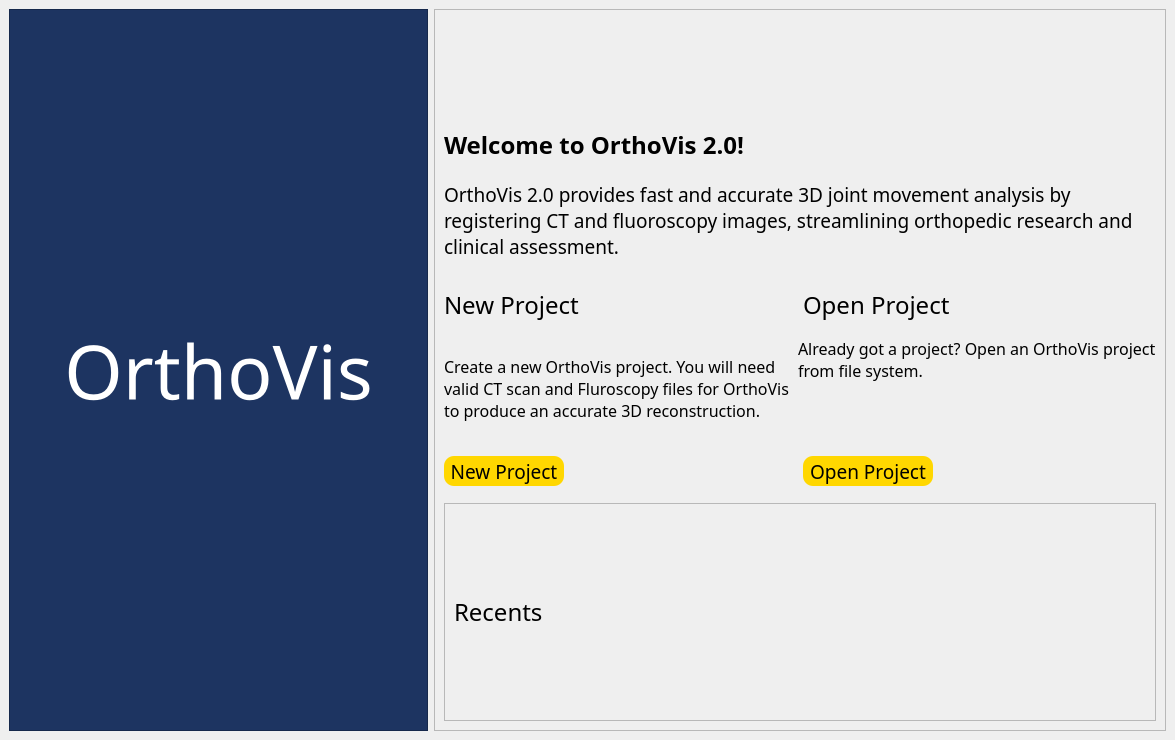
Qt form frontend_pages/startup_window.ui (sdpunit/OrthoVis) before a commit.
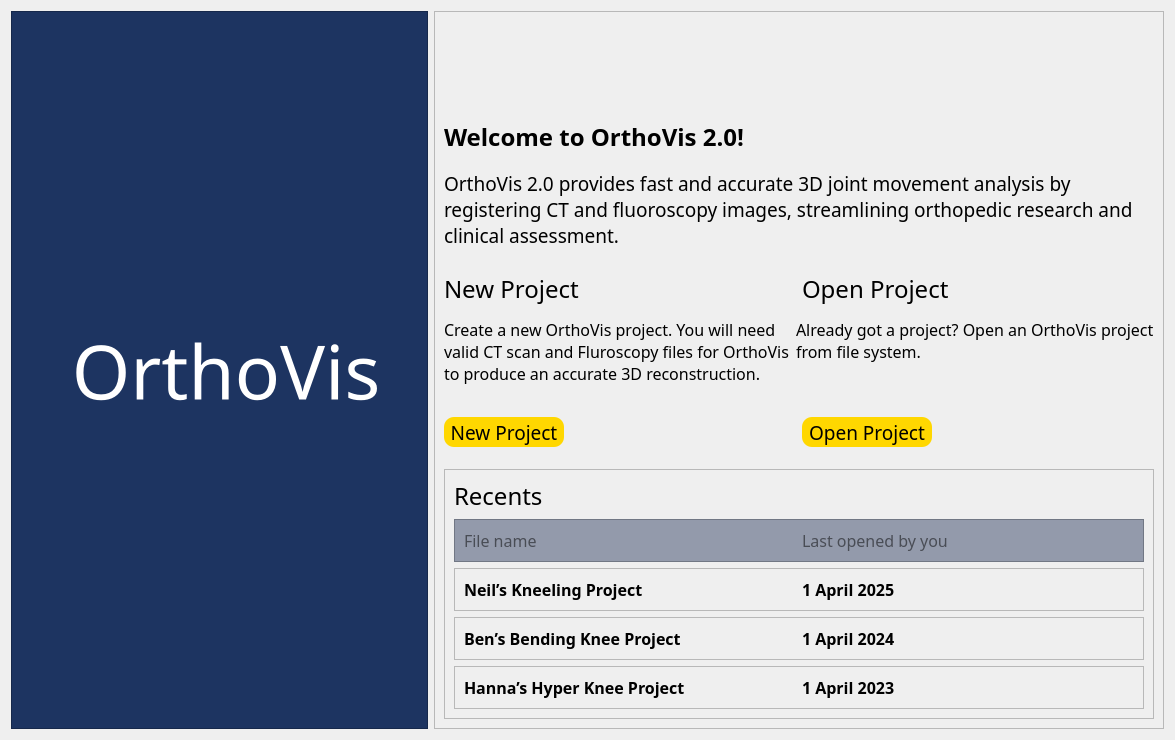
The same form after that commit. Icons and pictures are not drawn.

Commit message: Fixed top-level of StartupWindow design and organized files

```diff
--- a/frontend_pages/startup_window.ui
+++ b/frontend_pages/startup_window.ui
@@ -1,7 +1,7 @@
 <?xml version="1.0" encoding="UTF-8"?>
 <ui version="4.0">
- <class>MainWindow</class>
- <widget class="QMainWindow" name="MainWindow">
+ <class>HomePage</class>
+ <widget class="QWidget" name="HomePage">
   <property name="geometry">
    <rect>
     <x>0</x>
@@ -32,27 +32,10 @@
   <property name="windowTitle">
    <string>MainWindow</string>
   </property>
-  <widget class="QWidget" name="centralwidget">
-   <property name="sizePolicy">
-    <sizepolicy hsizetype="Expanding" vsizetype="Expanding">
-     <horstretch>0</horstretch>
-     <verstretch>0</verstretch>
-    </sizepolicy>
-   </property>
-   <property name="minimumSize">
-    <size>
-     <width>0</width>
-     <height>0</height>
-    </size>
-   </property>
-   <property name="baseSize">
-    <size>
-     <width>0</width>
-     <height>0</height>
-    </size>
-   </property>
-   <layout class="QHBoxLayout" name="horizontalLayout_2" stretch="4">
-    <item>
+  <layout class="QGridLayout" name="gridLayout_2">
+   <item row="0" column="0">
+    <layout class="QGridLayout" name="gridLayout">
+     <item row="0" column="0">
      <layout class="QHBoxLayout" name="mainLayout" stretch="4,7">
       <item>
        <layout class="QGridLayout" name="leftLayout">
@@ -74,7 +57,7 @@
            <enum>QFrame::Shadow::Raised</enum>
           </property>
           <layout class="QGridLayout" name="gridLayout_4">
-           <item row="0" column="0">
+            <item row="0" column="1">
             <widget class="QLabel" name="lblOrthoVis">
              <property name="sizePolicy">
               <sizepolicy hsizetype="Preferred" vsizetype="Preferred">
@@ -99,6 +82,16 @@
              </property>
             </widget>
            </item>
+            <item row="0" column="0">
+             <widget class="QLabel" name="label">
+              <property name="text">
+               <string/>
+              </property>
+              <property name="pixmap">
+               <pixmap>C:/Users/hanna/Downloads/orthovis_logo.png</pixmap>
+              </property>
+             </widget>
+            </item>
           </layout>
          </widget>
         </item>
@@ -128,32 +121,6 @@
            <enum>QFrame::Shadow::Raised</enum>
           </property>
           <layout class="QGridLayout" name="gridLayout_3" rowstretch="1,1,1,2,2">
-           <item row="4" column="0">
-            <widget class="QFrame" name="recentsFrame">
-             <property name="frameShape">
-              <enum>QFrame::Shape::StyledPanel</enum>
-             </property>
-             <property name="frameShadow">
-              <enum>QFrame::Shadow::Raised</enum>
-             </property>
-             <layout class="QVBoxLayout" name="verticalLayout_3">
-              <item>
-               <widget class="QLabel" name="recentsLabel">
-                <property name="font">
-                 <font>
-                  <family>Dubai</family>
-                  <pointsize>18</pointsize>
-                  <bold>false</bold>
-                 </font>
-                </property>
-                <property name="text">
-                 <string>Recents</string>
-                </property>
-               </widget>
-              </item>
-             </layout>
-            </widget>
-           </item>
            <item row="1" column="0">
             <widget class="QLabel" name="lblWelcome">
              <property name="sizePolicy">
@@ -235,6 +202,12 @@
               <layout class="QHBoxLayout" name="texts">
                <item>
                 <widget class="QLabel" name="newProjectText">
+                  <property name="sizePolicy">
+                   <sizepolicy hsizetype="Preferred" vsizetype="Preferred">
+                    <horstretch>0</horstretch>
+                    <verstretch>0</verstretch>
+                   </sizepolicy>
+                  </property>
                  <property name="font">
                   <font>
                    <family>Dubai</family>
@@ -245,6 +218,9 @@
                  <property name="text">
                   <string>Create a new OrthoVis project. You will need valid CT scan and Fluroscopy files for OrthoVis to produce an accurate 3D reconstruction.</string>
                  </property>
+                  <property name="alignment">
+                   <set>Qt::AlignmentFlag::AlignLeading|Qt::AlignmentFlag::AlignLeft|Qt::AlignmentFlag::AlignTop</set>
+                  </property>
                  <property name="wordWrap">
                   <bool>true</bool>
                  </property>
@@ -252,6 +228,12 @@
                </item>
                <item>
                 <widget class="QLabel" name="createProjectText">
+                  <property name="sizePolicy">
+                   <sizepolicy hsizetype="Preferred" vsizetype="Preferred">
+                    <horstretch>0</horstretch>
+                    <verstretch>0</verstretch>
+                   </sizepolicy>
+                  </property>
                  <property name="font">
                   <font>
                    <family>Dubai</family>
@@ -273,7 +255,7 @@
               </layout>
              </item>
              <item>
-              <layout class="QHBoxLayout" name="buttonsLayout">
+               <layout class="QHBoxLayout" name="buttonsLayout" stretch="0,0">
                <item>
                 <widget class="QFrame" name="newProjectFrame">
                  <property name="sizePolicy">
@@ -282,6 +264,12 @@
                    <verstretch>0</verstretch>
                   </sizepolicy>
                  </property>
+                  <property name="minimumSize">
+                   <size>
+                    <width>0</width>
+                    <height>30</height>
+                   </size>
+                  </property>
                  <property name="styleSheet">
                   <string notr="true">background: transparent;
 border: transparent;</string>
@@ -296,7 +284,7 @@
                   <property name="geometry">
                    <rect>
                     <x>0</x>
-                    <y>10</y>
+                     <y>0</y>
                     <width>120</width>
                     <height>30</height>
                    </rect>
@@ -322,11 +310,17 @@
                <item>
                 <widget class="QFrame" name="openProjectFrame">
                  <property name="sizePolicy">
-                  <sizepolicy hsizetype="Expanding" vsizetype="Expanding">
+                   <sizepolicy hsizetype="Expanding" vsizetype="Preferred">
                    <horstretch>0</horstretch>
                    <verstretch>0</verstretch>
                   </sizepolicy>
                  </property>
+                  <property name="minimumSize">
+                   <size>
+                    <width>0</width>
+                    <height>30</height>
+                   </size>
+                  </property>
                  <property name="styleSheet">
                   <string notr="true">background: transparent;
 border: transparent</string>
@@ -341,7 +335,7 @@
                   <property name="geometry">
                    <rect>
                     <x>0</x>
-                    <y>10</y>
+                     <y>0</y>
                     <width>130</width>
                     <height>30</height>
                    </rect>
@@ -369,15 +363,233 @@
              </item>
             </layout>
            </item>
+            <item row="4" column="0">
+             <widget class="QFrame" name="recentsFrame">
+              <property name="frameShape">
+               <enum>QFrame::Shape::StyledPanel</enum>
+              </property>
+              <property name="frameShadow">
+               <enum>QFrame::Shadow::Raised</enum>
+              </property>
+              <layout class="QVBoxLayout" name="verticalLayout_3">
+               <item>
+                <widget class="QLabel" name="recentsLabel">
+                 <property name="sizePolicy">
+                  <sizepolicy hsizetype="Expanding" vsizetype="Fixed">
+                   <horstretch>0</horstretch>
+                   <verstretch>0</verstretch>
+                  </sizepolicy>
+                 </property>
+                 <property name="font">
+                  <font>
+                   <family>Dubai</family>
+                   <pointsize>18</pointsize>
+                   <bold>false</bold>
+                  </font>
+                 </property>
+                 <property name="text">
+                  <string>Recents</string>
+                 </property>
+                </widget>
+               </item>
+               <item>
+                <widget class="QFrame" name="headers">
+                 <property name="sizePolicy">
+                  <sizepolicy hsizetype="Expanding" vsizetype="Fixed">
+                   <horstretch>0</horstretch>
+                   <verstretch>0</verstretch>
+                  </sizepolicy>
+                 </property>
+                 <property name="styleSheet">
+                  <string notr="true">background-color: rgb(147, 154, 171);</string>
+                 </property>
+                 <property name="frameShape">
+                  <enum>QFrame::Shape::StyledPanel</enum>
+                 </property>
+                 <property name="frameShadow">
+                  <enum>QFrame::Shadow::Raised</enum>
+                 </property>
+                 <layout class="QHBoxLayout" name="horizontalLayout">
+                  <item>
+                   <widget class="QLabel" name="fileNameLabel">
+                    <property name="sizePolicy">
+                     <sizepolicy hsizetype="Expanding" vsizetype="Fixed">
+                      <horstretch>0</horstretch>
+                      <verstretch>0</verstretch>
+                     </sizepolicy>
+                    </property>
+                    <property name="font">
+                     <font>
+                      <family>Dubai</family>
+                      <pointsize>12</pointsize>
+                     </font>
+                    </property>
+                    <property name="styleSheet">
+                     <string notr="true">color: rgba(0,0,0, 128);</string>
+                    </property>
+                    <property name="text">
+                     <string>File name</string>
+                    </property>
+                   </widget>
+                  </item>
+                  <item>
+                   <widget class="QLabel" name="lastAccessLabel">
+                    <property name="sizePolicy">
+                     <sizepolicy hsizetype="Expanding" vsizetype="Fixed">
+                      <horstretch>0</horstretch>
+                      <verstretch>0</verstretch>
+                     </sizepolicy>
+                    </property>
+                    <property name="font">
+                     <font>
+                      <family>Dubai</family>
+                      <pointsize>12</pointsize>
+                     </font>
+                    </property>
+                    <property name="styleSheet">
+                     <string notr="true">color: rgba(0,0,0,128);</string>
+                    </property>
+                    <property name="text">
+                     <string>Last opened by you</string>
+                    </property>
+                   </widget>
+                  </item>
           </layout>
          </widget>
         </item>
-       </layout>
-      </item>
-     </layout>
-    </item>
-   </layout>
-  </widget>
+               <item>
+                <widget class="QFrame" name="project1Frame">
+                 <property name="frameShape">
+                  <enum>QFrame::Shape::StyledPanel</enum>
+                 </property>
+                 <property name="frameShadow">
+                  <enum>QFrame::Shadow::Raised</enum>
+                 </property>
+                 <layout class="QHBoxLayout" name="horizontalLayout_3">
+                  <item>
+                   <widget class="QLabel" name="fileName1">
+                    <property name="font">
+                     <font>
+                      <family>Dubai</family>
+                      <pointsize>12</pointsize>
+                      <bold>true</bold>
+                     </font>
+                    </property>
+                    <property name="text">
+                     <string>Neil’s Kneeling Project</string>
+                    </property>
+                   </widget>
+                  </item>
+                  <item>
+                   <widget class="QLabel" name="lastAccess1">
+                    <property name="font">
+                     <font>
+                      <family>Dubai</family>
+                      <pointsize>12</pointsize>
+                      <bold>true</bold>
+                     </font>
+                    </property>
+                    <property name="text">
+                     <string>1 April 2025</string>
+                    </property>
+                   </widget>
+                  </item>
+                 </layout>
+                </widget>
+               </item>
+               <item>
+                <widget class="QFrame" name="project2Frame">
+                 <property name="frameShape">
+                  <enum>QFrame::Shape::StyledPanel</enum>
+                 </property>
+                 <property name="frameShadow">
+                  <enum>QFrame::Shadow::Raised</enum>
+                 </property>
+                 <layout class="QHBoxLayout" name="horizontalLayout_4">
+                  <item>
+                   <widget class="QLabel" name="fileName2">
+                    <property name="font">
+                     <font>
+                      <family>Dubai</family>
+                      <pointsize>12</pointsize>
+                      <bold>true</bold>
+                     </font>
+                    </property>
+                    <property name="text">
+                     <string>Ben’s Bending Knee Project</string>
+                    </property>
+                   </widget>
+                  </item>
+                  <item>
+                   <widget class="QLabel" name="lastAccess2">
+                    <property name="font">
+                     <font>
+                      <family>Dubai</family>
+                      <pointsize>12</pointsize>
+                      <bold>true</bold>
+                     </font>
+                    </property>
+                    <property name="text">
+                     <string>1 April 2024</string>
+                    </property>
+                   </widget>
+                  </item>
+                 </layout>
+                </widget>
+               </item>
+               <item>
+                <widget class="QFrame" name="project3Frame">
+                 <property name="frameShape">
+                  <enum>QFrame::Shape::StyledPanel</enum>
+                 </property>
+                 <property name="frameShadow">
+                  <enum>QFrame::Shadow::Raised</enum>
+                 </property>
+                 <layout class="QHBoxLayout" name="horizontalLayout_5">
+                  <item>
+                   <widget class="QLabel" name="fileName3">
+                    <property name="font">
+                     <font>
+                      <family>Dubai</family>
+                      <pointsize>12</pointsize>
+                      <bold>true</bold>
+                     </font>
+                    </property>
+                    <property name="text">
+                     <string>Hanna’s Hyper Knee Project</string>
+                    </property>
+                   </widget>
+                  </item>
+                  <item>
+                   <widget class="QLabel" name="lastAccess3">
+                    <property name="font">
+                     <font>
+                      <family>Dubai</family>
+                      <pointsize>12</pointsize>
+                      <bold>true</bold>
+                     </font>
+                    </property>
+                    <property name="text">
+                     <string>1 April 2023</string>
+                    </property>
+                   </widget>
+                  </item>
+                 </layout>
+                </widget>
+               </item>
+              </layout>
+             </widget>
+            </item>
+           </layout>
+          </widget>
+         </item>
+        </layout>
+       </item>
+      </layout>
+     </item>
+    </layout>
+   </item>
+  </layout>
  </widget>
  <resources/>
  <connections/>
```
Lines whose indentation alone changed are shown as unchanged. The commit also changes 3 other files.
